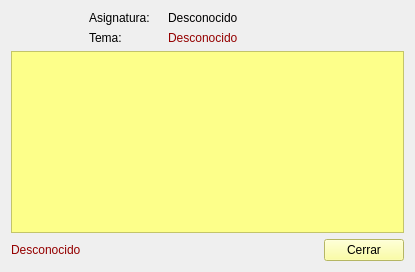
First picture: the form in resultadosform.ui, repository FLiamTech/askme, before the edit.
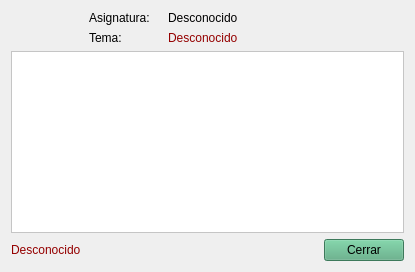
Second picture: the form after the edit.

Patch:
```diff
--- a/resultadosform.ui
+++ b/resultadosform.ui
@@ -17,7 +17,7 @@
    <item row="4" column="0" colspan="5">
     <widget class="QTableWidget" name="tblResultados">
      <property name="styleSheet">
-      <string notr="true">background-color: rgb(253, 255, 138);</string>
+      <string notr="true">background-color: rgb(255, 255, 255);</string>
      </property>
     </widget>
    </item>
@@ -31,7 +31,7 @@
    <item row="5" column="4">
     <widget class="QPushButton" name="btnCerrar">
      <property name="styleSheet">
-      <string notr="true">background-color: rgb(253, 255, 138);
+      <string notr="true">background-color: rgb(85, 170, 127);
 font: 700 9pt &quot;Segoe UI&quot;;
 color: rgb(0, 0, 0);</string>
      </property>
```
